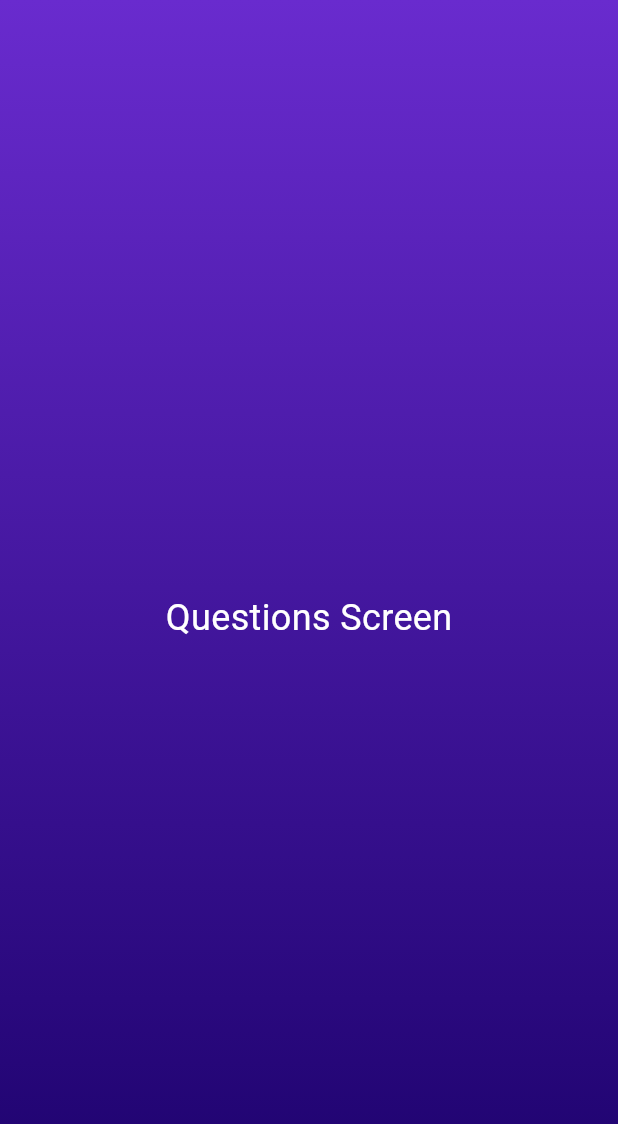
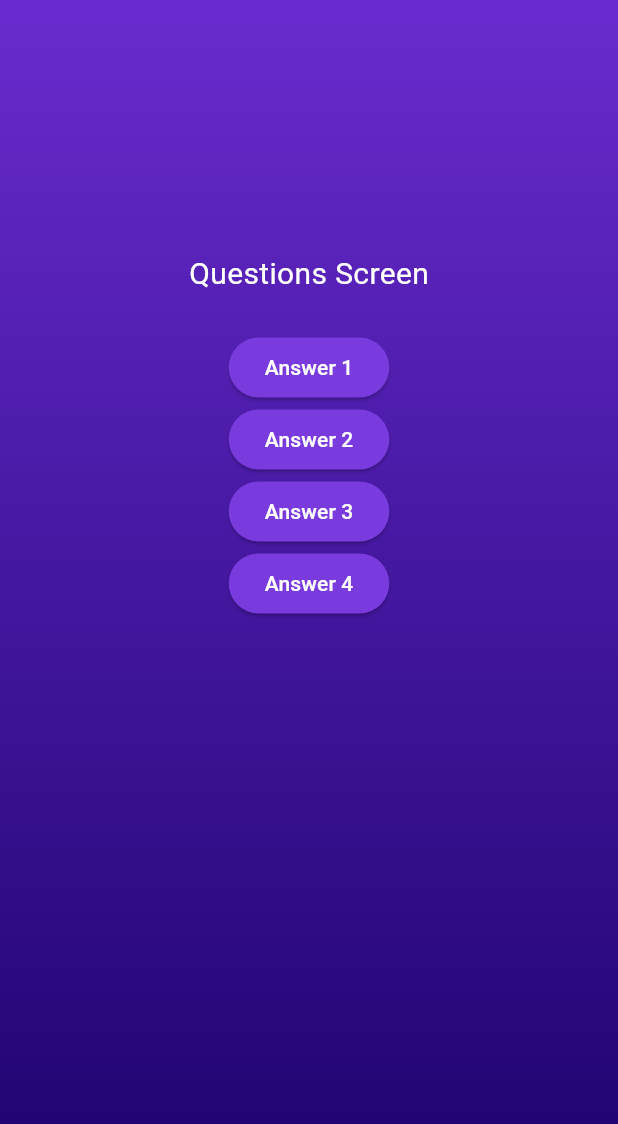
Before and after one commit to adeonirlabs/flutter-quiz, a Flutter app: the screen it shows after launch, after a tap on "Start Quiz", on a phone screen of 412 x 824 dp. Shown: the top 1124 px of the screen. Run offline on Flutter 3.47's test engine with Material 3 defaults, Android fonts, the phone set to English and light mode, and no system bars.

Commit message:
Add a text and buttons to questions screen

```diff
--- a/lib/questions_screen.dart
+++ b/lib/questions_screen.dart
@@ -1,4 +1,5 @@
 import 'package:flutter/material.dart';
+import 'package:quiz/answer_button.dart';
 
 class QuestionsScreen extends StatefulWidget {
   const QuestionsScreen({super.key});
@@ -12,12 +13,25 @@ class QuestionsScreen extends StatefulWidget {
 class _QuestionsScreenState extends State<QuestionsScreen> {
   @override
   Widget build(BuildContext context) {
-    return const Center(
-      child: Text(
-        'Questions Screen',
-        style: TextStyle(
-          color: Colors.white,
-          fontSize: 24,
+    return SizedBox(
+      width: double.infinity,
+      child: Padding(
+        padding: const EdgeInsets.only(top: 168, bottom: 64),
+        child: Column(
+          children: [
+            const Text(
+              'Questions Screen',
+              style: TextStyle(
+                color: Colors.white,
+                fontSize: 20,
+              ),
+            ),
+            const SizedBox(height: 24),
+            AnswerButton(text: 'Answer 1', onTap: () {}),
+            AnswerButton(text: 'Answer 2', onTap: () {}),
+            AnswerButton(text: 'Answer 3', onTap: () {}),
+            AnswerButton(text: 'Answer 4', onTap: () {}),
+          ],
         ),
       ),
     );
```
